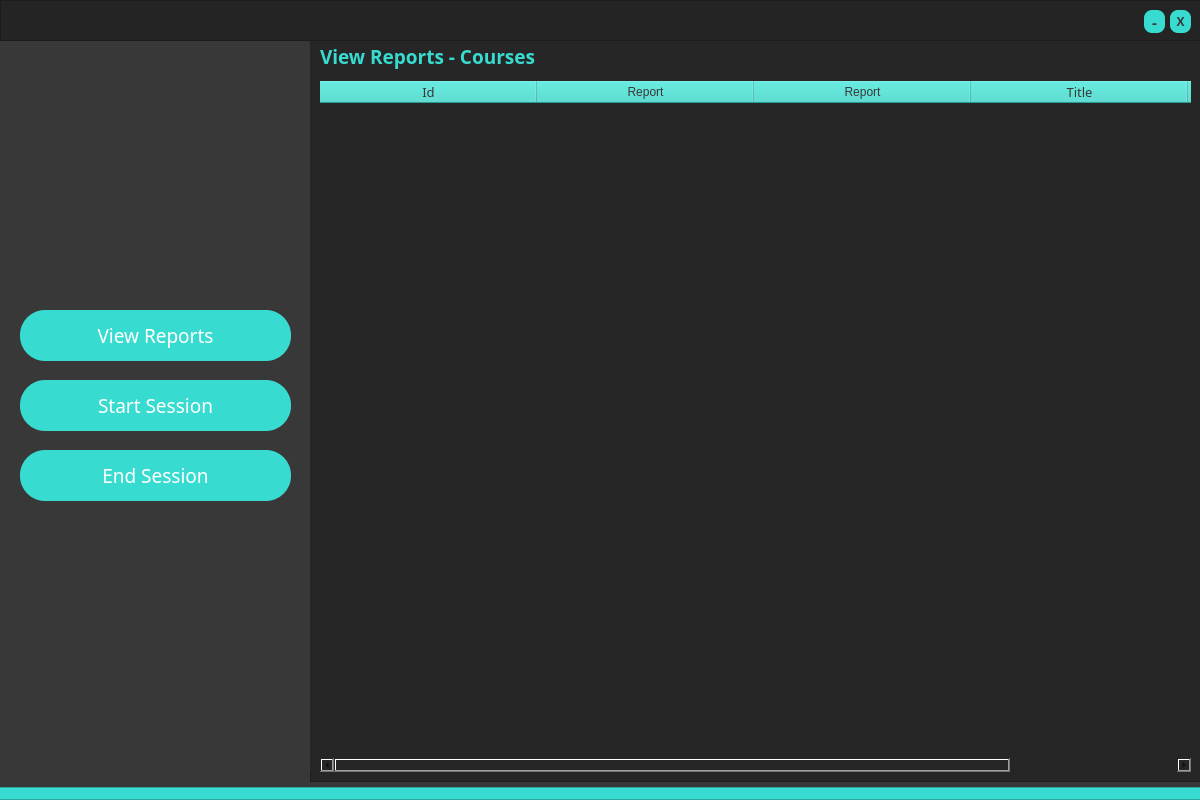
The window that gui/interfaces/InstructorDashboard.ui (dev-otaher/Saqer) describes before a commit, drawn with Qt 5.
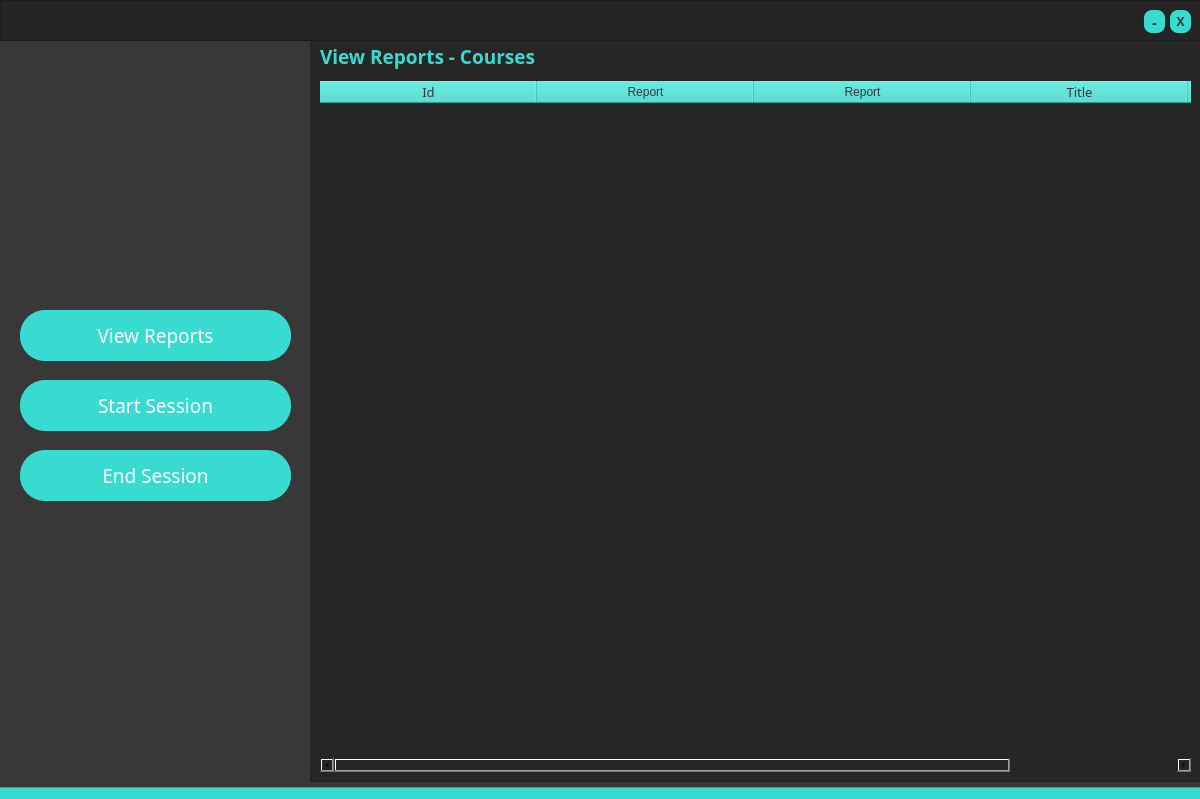
The same window after the commit. The open tabs and pages were chosen to show the change. Icons and pictures are not drawn.

Commit message:
See Description.
1. Tables' header set not be resized
2. Used blue as a color for 'Attendace' & 'Behaviour' texts.

The edit to the form file:
```diff
--- a/gui/interfaces/InstructorDashboard.ui
+++ b/gui/interfaces/InstructorDashboard.ui
@@ -7,7 +7,7 @@
     <x>0</x>
     <y>0</y>
     <width>1200</width>
-    <height>800</height>
+    <height>799</height>
    </rect>
   </property>
   <property name="windowTitle">
```
Left out of the diff: 9 changed lines with no effect on the pictures. The commit also changes 2 other files.
